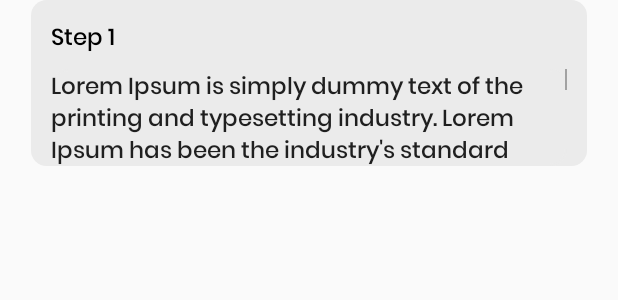
After one commit to CallmeDunno/FoodRecipe, an Android app: the layout food_recipe_item_procedure_new_recipe.xml on its own in the app's theme, with its tools: preview values and no code run, on a phone screen of 412 x 824 dp. The commit adds this screen. Shown: the top 300 px of the screen. Run offline under Robolectric (Android 15) with nearby library versions, the phone set to English and light mode, and no system bars.

Commit message:
create New Recipe UI

```diff
--- a/app/build.gradle
+++ b/app/build.gradle
@@ -13,7 +13,7 @@ android {
 
     defaultConfig {
         applicationId "com.example.btl_cnpm"
-        minSdk 21
+        minSdk 23
         targetSdk 33
         versionCode 1
         versionName "1.0"
@@ -83,6 +83,8 @@ dependencies {
     //Hilt
     implementation("com.google.dagger:hilt-android:2.44")
     kapt("com.google.dagger:hilt-android-compiler:2.44")
+    //Custom Spinner
+    implementation "com.github.kojofosu:FilledBoxSpinner:1.2.0"
 }
 kapt {
     correctErrorTypes = true
--- /dev/null
+++ b/app/src/main/java/com/example/btl_cnpm/ui/new_recipe/NewRecipeViewModel.kt
@@ -0,0 +1,4 @@
+package com.example.btl_cnpm.ui.new_recipe
+
+class NewRecipeViewModel {
+}
--- /dev/null
+++ b/app/src/main/res/layout/food_recipe_item_procedure_new_recipe.xml
@@ -0,0 +1,56 @@
+<?xml version="1.0" encoding="utf-8"?>
+<layout xmlns:android="http://schemas.android.com/apk/res/android"
+    xmlns:app="http://schemas.android.com/apk/res-auto">
+
+    <data>
+
+    </data>
+
+    <androidx.cardview.widget.CardView
+        android:layout_width="match_parent"
+        android:layout_height="wrap_content"
+        android:layout_marginHorizontal="@dimen/_16sdp"
+        android:layout_marginBottom="@dimen/_10sdp"
+        app:cardCornerRadius="@dimen/_8sdp"
+        app:cardElevation="0dp">
+
+        <androidx.constraintlayout.widget.ConstraintLayout
+            android:layout_width="match_parent"
+            android:layout_height="match_parent"
+            android:background="@color/background_null"
+            app:layout_constraintTop_toTopOf="parent">
+
+            <TextView
+                android:id="@+id/tvIndexStepItemNewRecipe"
+                android:layout_width="match_parent"
+                android:layout_height="wrap_content"
+                android:layout_margin="@dimen/_10sdp"
+                android:ellipsize="end"
+                android:fontFamily="@font/poppins_medium"
+                android:maxLines="1"
+                android:text="Step 1"
+                android:textColor="@color/black"
+                android:textSize="@dimen/_12ssp"
+                app:layout_constraintTop_toTopOf="parent" />
+
+            <EditText
+                android:id="@+id/edtIndexContentItemNewRecipe"
+                android:layout_width="match_parent"
+                android:layout_height="wrap_content"
+                android:background="@drawable/bg_white_stroke_1"
+                android:layout_marginHorizontal="@dimen/_10sdp"
+                android:layout_marginTop="@dimen/_5sdp"
+                android:fontFamily="@font/poppins_medium"
+                android:hint="Enter content"
+                android:maxLines="3"
+                android:scrollbars="vertical"
+                android:scrollbarSize="@dimen/_1sdp"
+                android:text="Lorem Ipsum is simply dummy text of the printing and typesetting industry. Lorem Ipsum has been the industry's standard dummy text ever since the 1500s, when an unknown printer took a galley of type and scrambled it to make a type specimen book. It has survived not only five centuries, but also the leap into electronic typesetting, remaining essentially unchanged. It was popularised in the 1960s with the release of Letraset sheets containing Lorem Ipsum passages, and more recently with desktop publishing software like Aldus PageMaker including versions of Lorem Ipsum."
+                android:textSize="@dimen/_12ssp"
+                app:layout_constraintTop_toBottomOf="@id/tvIndexStepItemNewRecipe" />
+
+        </androidx.constraintlayout.widget.ConstraintLayout>
+
+    </androidx.cardview.widget.CardView>
+
+</layout>
--- a/settings.gradle
+++ b/settings.gradle
@@ -3,6 +3,7 @@ pluginManagement {
         google()
         mavenCentral()
         gradlePluginPortal()
+        maven { url 'https://jitpack.io' }
     }
 }
 dependencyResolutionManagement {
@@ -10,6 +11,7 @@ dependencyResolutionManagement {
     repositories {
         google()
         mavenCentral()
+        maven { url 'https://jitpack.io' }
     }
 }
 rootProject.name = "BTL_CNPM"
```
Also changed, not shown: app/src/main/java/com/example/btl_cnpm/ui/new_recipe/NewRecipeFragment.kt (added, +43 -0 lines), app/src/main/res/drawable/ic_plus.xml (added, +20 -0 lines), app/src/main/res/layout/food_recipe_fragment_new_recipe.xml (added, +218 -0 lines), app/src/main/res/layout/food_recipe_fragment_signin.xml (+5 -2 lines), app/src/main/res/navigation/nav_graph.xml (+14 -5 lines).
